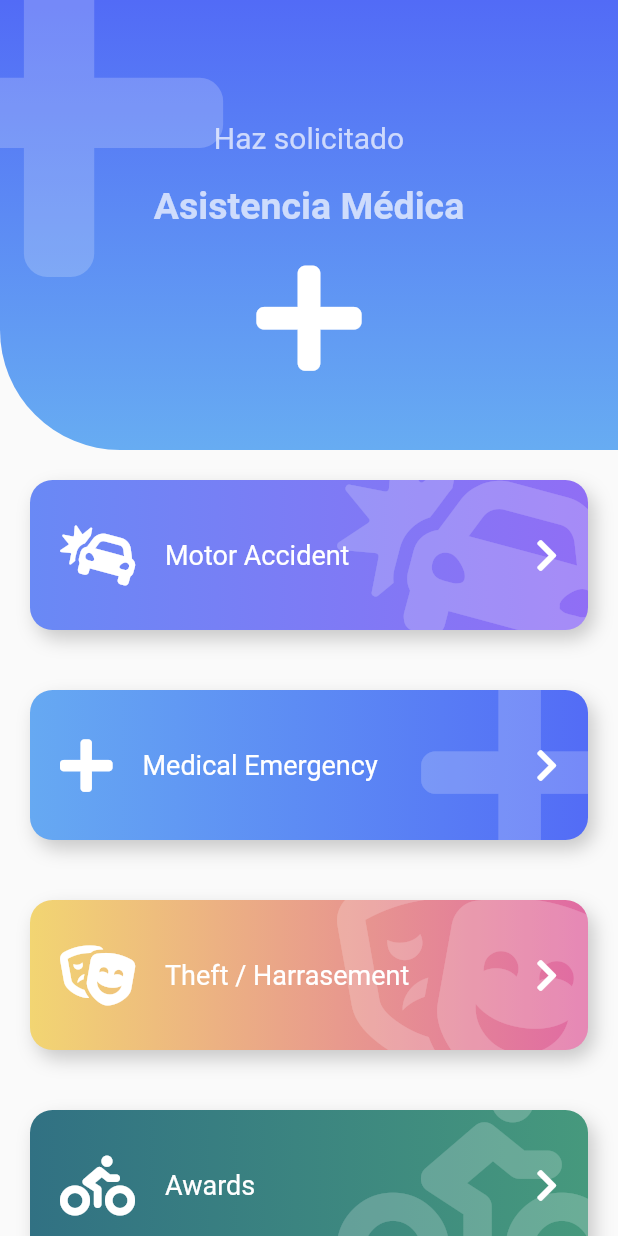
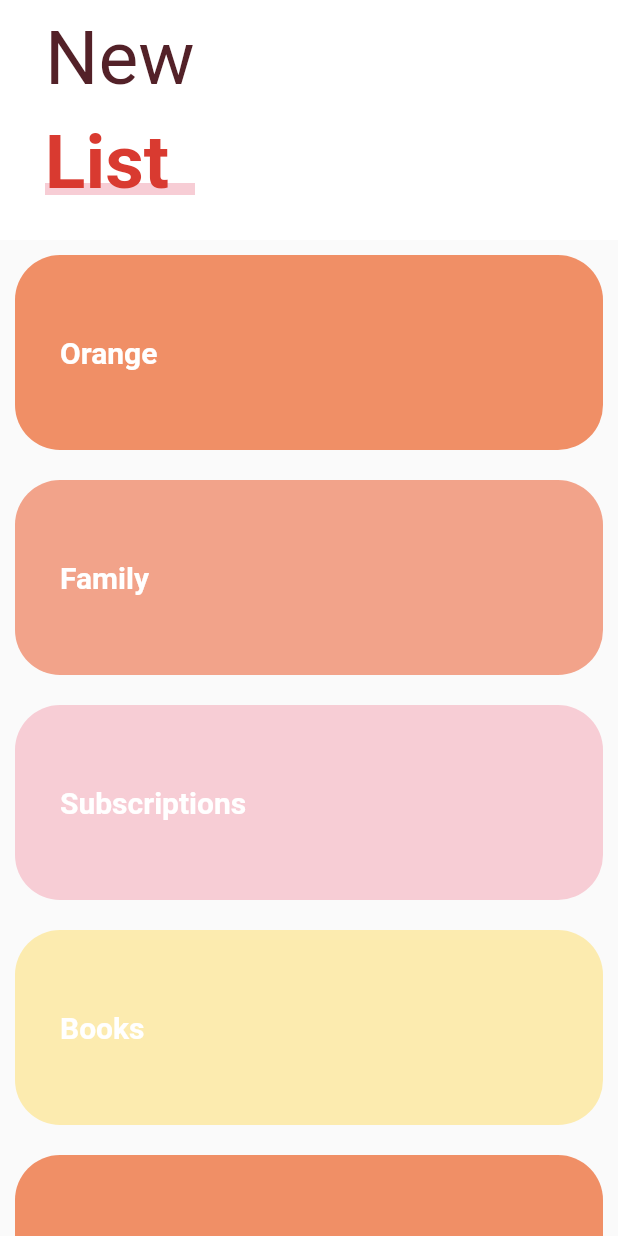
Before and after one commit to jdgn94/custom_painter_and_animations_flutter, a Flutter app: the screen it shows after launch, on a phone screen of 412 x 824 dp. Run offline on Flutter 3.47's test engine with Material 2 defaults, Android fonts, the light colour scheme and no system bars; our stand-ins replace animate_do, flutter_svg, font_awesome_flutter.

Commit message:
se crea un sliver list con app bar personalizado

```diff
--- a/lib/main.dart
+++ b/lib/main.dart
@@ -1,6 +1,7 @@
 import 'package:flutter/material.dart';
 
-import 'package:custom_painter/src/pages/emergency_page.dart';
+import 'package:custom_painter/src/pages/sliver_list_page.dart';
+// import 'package:custom_painter/src/pages/emergency_page.dart';
 // import 'package:custom_painter/src/pages/pinterest_page.dart';
 // import 'package:custom_painter/src/pages/slideshow_page.dart';
 // import 'package:custom_painter/src/pages/graficas_circulares_page.dart';
@@ -17,7 +18,7 @@ class MyApp extends StatelessWidget {
     return MaterialApp(
       title: 'Material App',
       debugShowCheckedModeBanner: false,
-      home: EmergencyPage(),
+      home: SliverListPage(),
     );
   }
 }
--- /dev/null
+++ b/lib/src/pages/sliver_list_page.dart
@@ -0,0 +1,160 @@
+import 'package:flutter/material.dart';
+
+final items = [
+  _ListItem('Orange', Color(0xffF08F66)),
+  _ListItem('Family', Color(0xffF2A38A)),
+  _ListItem('Subscriptions', Color(0xffF7CDD5)),
+  _ListItem('Books', Color(0xffFCEBAF)),
+  _ListItem('Orange', Color(0xffF08F66)),
+  _ListItem('Family', Color(0xffF2A38A)),
+  _ListItem('Subscriptions', Color(0xffF7CDD5)),
+  _ListItem('Books', Color(0xffFCEBAF)),
+];
+
+class SliverListPage extends StatelessWidget {
+  @override
+  Widget build(BuildContext context) {
+    return Scaffold(
+      // body: _Header(),
+      body: _MainScroll(),
+    );
+  }
+}
+
+class _MainScroll extends StatelessWidget {
+  @override
+  Widget build(BuildContext context) {
+    return CustomScrollView(
+      slivers: [
+        SliverPersistentHeader(
+          floating: true,
+          delegate: _SliverCustomHeaderDelegate(
+            minHeight: 140,
+            maxHeight: 160,
+            child: Container(
+              alignment: Alignment.centerLeft,
+              color: Colors.white,
+              child: _Header(),
+            ),
+          ),
+        ),
+        SliverList(
+          delegate: SliverChildListDelegate(items),
+        ),
+      ],
+    );
+  }
+}
+
+class _SliverCustomHeaderDelegate extends SliverPersistentHeaderDelegate {
+  final double minHeight;
+  final double maxHeight;
+  final Widget child;
+
+  _SliverCustomHeaderDelegate({
+    @required this.minHeight,
+    @required this.maxHeight,
+    @required this.child,
+  });
+
+  @override
+  Widget build(
+      BuildContext context, double shrinkOffset, bool overlapsContent) {
+    return SizedBox.expand(
+      child: child,
+    );
+  }
+
+  @override
+  double get maxExtent => maxHeight;
+
+  @override
+  double get minExtent => minHeight;
+
+  @override
+  bool shouldRebuild(covariant _SliverCustomHeaderDelegate oldDelegate) {
+    return maxHeight != oldDelegate.maxHeight ||
+        minHeight != oldDelegate.minHeight ||
+        child != oldDelegate.child;
+  }
+}
+
+class _Header extends StatelessWidget {
+  @override
+  Widget build(BuildContext context) {
+    return Column(
+      children: [
+        Container(
+          margin: EdgeInsets.symmetric(horizontal: 30, vertical: 10),
+          child: Text(
+            'New',
+            style: TextStyle(
+              color: Color(0xff532128),
+              fontSize: 50,
+            ),
+          ),
+        ),
+        Stack(
+          children: [
+            SizedBox(width: 100),
+            Positioned(
+              bottom: 8,
+              child: Container(
+                width: 120,
+                height: 8,
+                color: Color(0xffF7CDD5),
+              ),
+            ),
+            Container(
+              child: Text(
+                'List',
+                style: TextStyle(
+                  color: Color(0xffD93A30),
+                  fontSize: 50,
+                  fontWeight: FontWeight.bold,
+                ),
+              ),
+            ),
+          ],
+        ),
+      ],
+    );
+  }
+}
+
+class _WorkList extends StatelessWidget {
+  @override
+  Widget build(BuildContext context) {
+    return ListView.builder(
+      physics: BouncingScrollPhysics(),
+      itemCount: items.length,
+      itemBuilder: (context, index) => items[index],
+    );
+  }
+}
+
+class _ListItem extends StatelessWidget {
+  final String title;
+  final Color color;
+
+  _ListItem(this.title, this.color);
+
+  @override
+  Widget build(BuildContext context) {
+    return Container(
+      margin: EdgeInsets.all(10),
+      padding: EdgeInsets.all(30),
+      alignment: Alignment.centerLeft,
+      height: 130,
+      decoration: BoxDecoration(
+        color: color,
+        borderRadius: BorderRadius.circular(30),
+      ),
+      child: Text(
+        title,
+        style: TextStyle(
+            color: Colors.white, fontWeight: FontWeight.bold, fontSize: 20),
+      ),
+    );
+  }
+}
```
